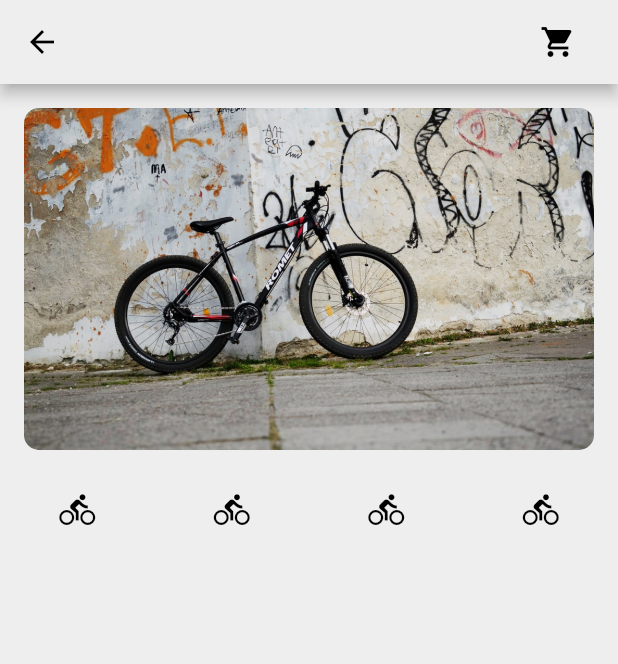
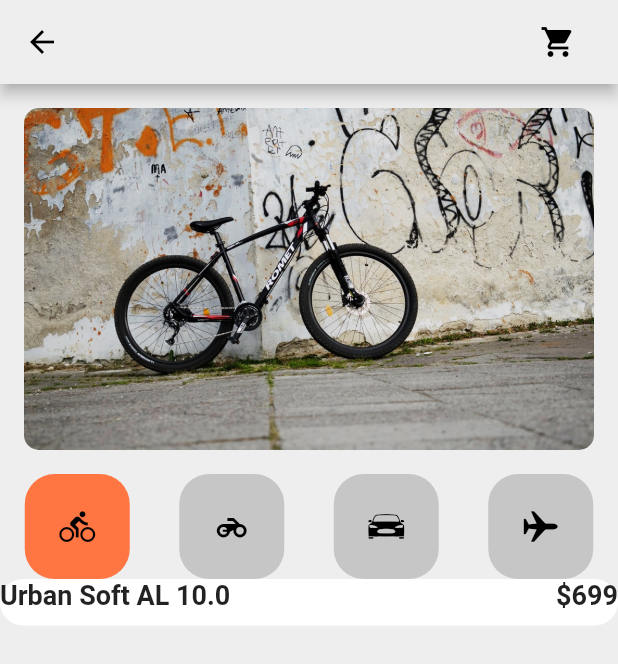
Before and after one commit to basakk123/shoppingcart, a Flutter app: the screen it shows after launch, on a phone screen of 412 x 824 dp. Shown: the top 664 px of the screen. Run offline on Flutter 3.47's test engine with Material 2 defaults, Android fonts, the phone set to English and light mode, and no system bars.

Commit message:
디테일 페이지 메서드로 빼기

```diff
--- a/lib/components/shoppingcart_detail.dart
+++ b/lib/components/shoppingcart_detail.dart
@@ -5,6 +5,60 @@ class ShoppingCartDetail extends StatelessWidget {
 
   @override
   Widget build(BuildContext context) {
+    return Container(
+      decoration: BoxDecoration(
+        color: Colors.white,
+        borderRadius: BorderRadius.circular(40),
+      ),
+      child: Column(
+        children: [
+          _buildDetailNameAndPrice(),
+          _buildDetailRatingAndReviewCount(),
+          _buildDetailColorOptions(),
+          _buildDetailButton(),
+        ],
+      ),
+    );
+  }
+
+  Widget _buildDetailNameAndPrice() {
+    return Padding(
+      padding: const EdgeInsets.only(bottom: 10),
+      child: Row(
+        mainAxisAlignment: MainAxisAlignment.spaceBetween,
+        children: [
+          Text(
+            "Urban Soft AL 10.0",
+            style: TextStyle(
+              fontSize: 18,
+              fontWeight: FontWeight.bold,
+            ),
+          ),
+          Text(
+            "\$699",
+            style: TextStyle(
+              fontSize: 18,
+              fontWeight: FontWeight.bold,
+            ),
+          ),
+        ],
+      ),
+    );
+  }
+
+  Widget _buildDetailRatingAndReviewCount() {
+    return SizedBox();
+  }
+
+  Widget _buildDetailColorOptions() {
+    return SizedBox();
+  }
+
+  Widget _buildDetailIcon() {
+    return SizedBox();
+  }
+
+  Widget _buildDetailButton() {
     return SizedBox();
   }
 }
--- a/lib/components/shoppingcart_header.dart
+++ b/lib/components/shoppingcart_header.dart
@@ -1,4 +1,6 @@
+import 'package:flutter/cupertino.dart';
 import 'package:flutter/material.dart';
+import 'package:shoppingcart/constants.dart';
 
 class ShoppingCartHeader extends StatefulWidget {
   const ShoppingCartHeader({Key? key}) : super(key: key);
@@ -49,24 +51,32 @@ class _ShoppingCartHeaderState extends State<ShoppingCartHeader> {
     return Row(
       mainAxisAlignment: MainAxisAlignment.spaceAround,
       children: [
-        _buildHeaderSelectorButton(0),
-        _buildHeaderSelectorButton(1),
-        _buildHeaderSelectorButton(2),
-        _buildHeaderSelectorButton(3),
+        _buildHeaderSelectorButton(0, Icons.directions_bike),
+        _buildHeaderSelectorButton(1, Icons.motorcycle),
+        _buildHeaderSelectorButton(2, CupertinoIcons.car_detailed),
+        _buildHeaderSelectorButton(3, CupertinoIcons.airplane),
       ],
     );
   }
 
-  Widget _buildHeaderSelectorButton(int id) {
-    return IconButton(
+  Widget _buildHeaderSelectorButton(int id, IconData mIcon) {
+    return Container(
+      width: 70,
+      height: 70,
+      decoration: BoxDecoration(
+        color: id == selectedid ? kAccentColor : kSecondaryColor,
+        borderRadius: BorderRadius.circular(20),
+      ),
+      child: IconButton(
           onPressed: () {
             setState(() {
               selectedid = id;
             });
           },
           icon: Icon(
-          Icons.directions_bike,
+            mIcon,
             color: Colors.black,
-        ));
+          )),
+    );
   }
 }
```
Lines whose indentation alone changed are shown as unchanged.
